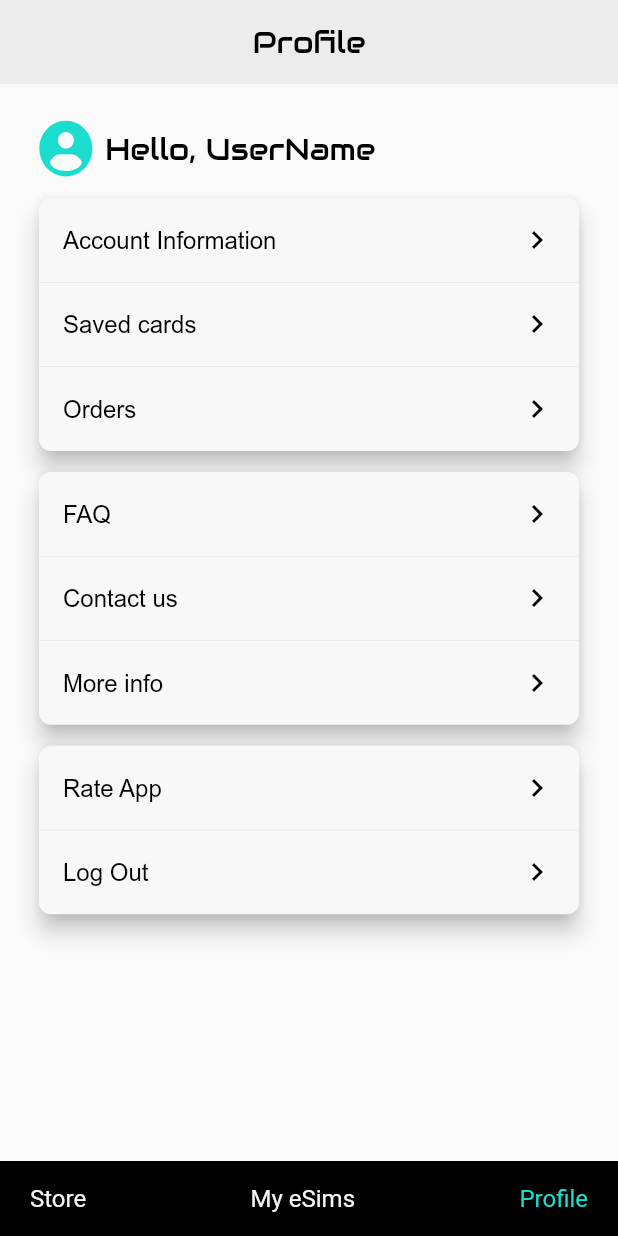
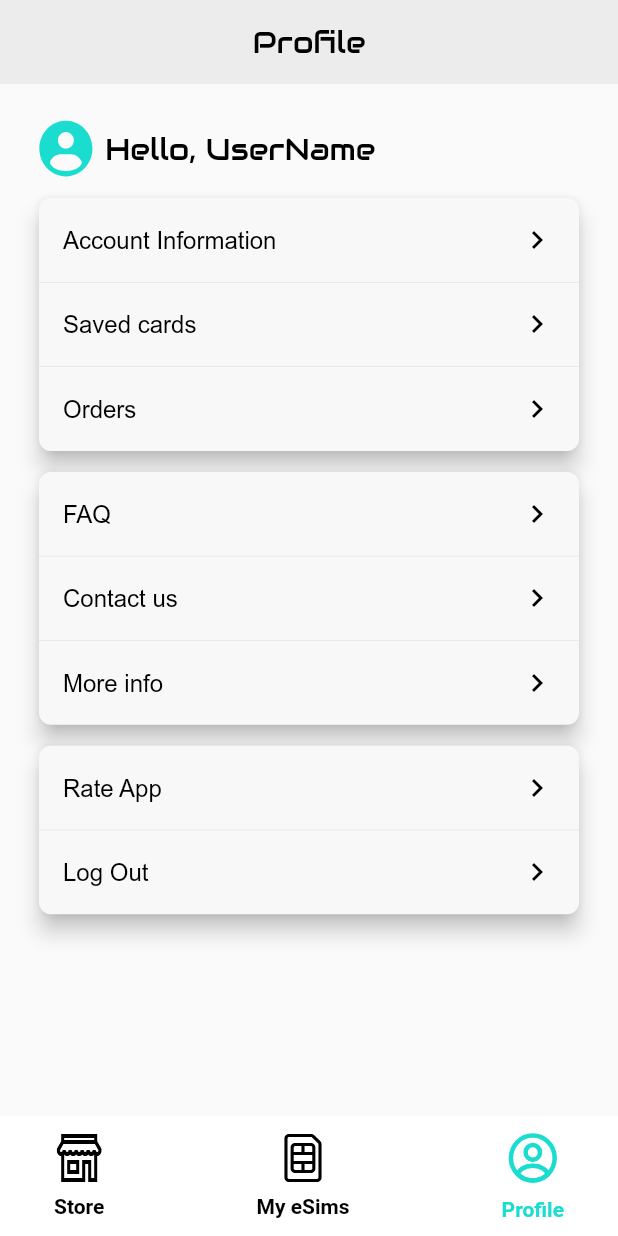
Before and after one commit to ParthAspire/SIM_EZ, a Flutter app: the BottomNavScreen screen opened by its route, item 3 of the bottom bar chosen, on a phone screen of 412 x 824 dp. Run offline on Flutter 3.47's test engine with Material 2 defaults, Android fonts, the phone set to English and light mode, and no system bars; our stand-ins replace carousel_slider, flutter_secure_storage, flutter_svg, get, logger; accounts and stored records are empty.

Commit message:
- account information screen UI - done - change email screen UI - done - change password screen UI - done

```diff
--- a/lib/app/common/app_constants.dart
+++ b/lib/app/common/app_constants.dart
@@ -7,9 +7,13 @@ const String kLogin = 'Login';
 const String kSignup = 'Signup';
 const String kEmailId  = 'Email Id';
 const String kPassword  = 'Password';
+const String kNewPassword  = 'New Password';
+const String kRetypePassword  = 'Retype Password';
 const String kCurrentPassword  = 'Current Password';
 const String kConfirmPassword  = 'Confirm Password';
 const String kForgotPassword  = 'Forgot Password';
+const String kChangePassword  = 'Change Password';
+const String kChangeEmail  = 'Change Email';
 const String kFirstName  = 'First Name';
 const String kLastName  = 'Last Name';
 const String kDeleteAccount  = 'Delete Account';
--- a/lib/app/common/color_constants.dart
+++ b/lib/app/common/color_constants.dart
@@ -1,7 +1,7 @@
 import 'package:flutter/material.dart';
 
 const kColorPrimary = Color(0xFF11111F);
-const kColorWhite = Color(0xFFF5F5F5);
+const kColorWhite = Color(0xFFFFFFFF);
 const kColorBlack = Color(0xFF000000);
 const kColorRed = Color(0xFFFF0000);
 const kColor1ADDD0 = Color(0xFF1ADDD0);
--- a/lib/app/common/image_constants.dart
+++ b/lib/app/common/image_constants.dart
@@ -28,3 +28,6 @@ const kIconCarrier = '$_iconPath/carrier_icon.svg';
 const kIconWarning = '$_iconPath/warning_icon.svg';
 const kIconDefaultUser = '$_iconPath/default_user_icon.svg';
 const kIconActivity = '$_iconPath/activity_icon.svg';
+const kIconStore = '$_iconPath/store_icon.svg';
+const kIconBottomBarSim = '$_iconPath/bottom_bar_sim_icon.svg';
+const kIconBottomBarProfile = '$_iconPath/bottom_bar_profile_icon.svg';
--- a/lib/app/common/rounting_constants.dart
+++ b/lib/app/common/rounting_constants.dart
@@ -7,3 +7,5 @@ const kRouteSimInfoScreen = '/SimInfoScreen';
 const kRouteDeviceCompatibilityScreen = '/DeviceCompatibilityScreen';
 const kRouteAdditionalInfoScreen = '/AdditionalInfoScreen';
 const kRouteAccountInfoBaseScreen = '/AccountInfoBaseScreen';
+const kRouteChangePasswordScreen = '/ChangePasswordScreen';
+const kRouteChangeEmailScreen = '/ChangeEmailScreen';
--- a/lib/app/screens/dashboard_screen/bottom_nav/view/bottom_nav_screen.dart
+++ b/lib/app/screens/dashboard_screen/bottom_nav/view/bottom_nav_screen.dart
@@ -1,7 +1,9 @@
 import 'package:flutter/material.dart';
+import 'package:flutter_svg/flutter_svg.dart';
 import 'package:get/get.dart';
 import 'package:sim_ez/app/common/app_constants.dart';
 import 'package:sim_ez/app/common/color_constants.dart';
+import 'package:sim_ez/app/common/image_constants.dart';
 import 'package:sim_ez/app/screens/dashboard_screen/bottom_nav/controller/bottom_nav_controller.dart';
 import 'package:sim_ez/app/screens/dashboard_screen/my_esims/base/view/my_esims_base_screen.dart';
 import 'package:sim_ez/app/screens/dashboard_screen/profile/base/view/profile_base_screen.dart';
@@ -37,43 +39,86 @@ class BottomNavScreen extends GetView<BottomNavController> {
   Widget _navigationButtons() {
     return Obx(() {
       return Container(
-        color: kColorBlack,
-        padding: EdgeInsets.symmetric(horizontal: 20),
-        height: 50,
+        color: kColorWhite,
+        padding: EdgeInsets.symmetric(horizontal: 36),
+        alignment: Alignment.center,
+        height: 80,
         child: Row(
           mainAxisAlignment: MainAxisAlignment.spaceBetween,
           children: <Widget>[
             InkWell(
-              child: Text(
+              child: Column(
+                mainAxisAlignment: MainAxisAlignment.center,
+                children: [
+                  SvgPicture.asset(
+                    kIconStore,
+                    color: controller.index.value == 0
+                        ? kColor1ADDD0
+                        : kColorBlack,
+                  ),
+                  SizedBox(height: 8),
+                  Text(
                     kStore,
                     style: TextStyle(
-                    fontSize: 16.0,
-                    color:
-                    controller.index.value == 0 ? kColor1ADDD0 : kColorWhite),
+                        fontSize: 14.0,
+                        fontWeight: FontWeight.w700,
+                        color: controller.index.value == 0
+                            ? kColor1ADDD0
+                            : kColorBlack),
+                  ),
+                ],
               ),
               onTap: () {
                 controller.index.value = 0;
               },
             ),
             InkWell(
-              child: Text(
+              child: Column(
+                mainAxisAlignment: MainAxisAlignment.center,
+                children: [
+                  SvgPicture.asset(
+                    kIconBottomBarSim,
+                    color: controller.index.value == 1
+                        ? kColor1ADDD0
+                        : kColorBlack,
+                  ),
+                  SizedBox(height: 8),
+                  Text(
                     kMyeSim,
                     style: TextStyle(
-                    fontSize: 16.0,
-                    color:
-                    controller.index.value == 1 ? kColor1ADDD0 : kColorWhite),
+                        fontSize: 14.0,
+                        fontWeight: FontWeight.w700,
+                        color: controller.index.value == 1
+                            ? kColor1ADDD0
+                            : kColorBlack),
+                  ),
+                ],
               ),
               onTap: () {
                 controller.index.value = 1;
               },
             ),
             InkWell(
-              child: Text(
+              child: Column(
+                mainAxisAlignment: MainAxisAlignment.center,
+                children: [
+                  SvgPicture.asset(
+                    kIconBottomBarProfile,
+                    color: controller.index.value == 2
+                        ? kColor1ADDD0
+                        : kColorBlack,
+                  ),
+                  SizedBox(height: 8),
+                  Text(
                     kProfile,
                     style: TextStyle(
-                    fontSize: 16.0,
-                    color:
-                    controller.index.value == 2 ? kColor1ADDD0 : kColorWhite),
+                        fontSize: 14.0,
+                        fontWeight: FontWeight.w700,
+                        color: controller.index.value == 2
+                            ? kColor1ADDD0
+                            : kColorBlack),
+                  ),
+                ],
               ),
               onTap: () {
                 controller.index.value = 2;
--- a/lib/app/screens/dashboard_screen/profile/account_info/base/controller/account_info_base_controller.dart
+++ b/lib/app/screens/dashboard_screen/profile/account_info/base/controller/account_info_base_controller.dart
@@ -1,5 +1,6 @@
 import 'package:flutter/material.dart';
 import 'package:get/get.dart';
+import 'package:sim_ez/app/common/rounting_constants.dart';
 
 class AccountInfoBaseController extends GetxController {
   TextEditingController firstNameController = TextEditingController();
@@ -7,5 +8,13 @@ class AccountInfoBaseController extends GetxController {
   TextEditingController emailIdController = TextEditingController();
   TextEditingController currentPasswordController = TextEditingController();
 
-  RxBool isReceiveEmail = false.obs;
+  RxBool isReceiveEmail = true.obs;
+
+  void navigateToChangePasswordScreen() {
+    Get.toNamed(kRouteChangePasswordScreen);
+  }
+
+  void navigateToChangeEmailScreen() {
+    Get.toNamed(kRouteChangeEmailScreen);
+  }
 }
--- /dev/null
+++ b/lib/app/screens/dashboard_screen/profile/account_info/change_email/controller/change_email_controller.dart
@@ -0,0 +1,10 @@
+import 'package:flutter/material.dart';
+import 'package:get/get.dart';
+
+class ChangeEmailController extends GetxController {
+  TextEditingController emailIdController = TextEditingController();
+  TextEditingController newEmailIdController = TextEditingController();
+  TextEditingController currentPasswordController = TextEditingController();
+
+  RxBool isShowPassword = false.obs;
+}
--- /dev/null
+++ b/lib/app/screens/dashboard_screen/profile/account_info/change_password/controller/change_password_controller.dart
@@ -0,0 +1,12 @@
+import 'package:flutter/material.dart';
+import 'package:get/get.dart';
+
+class ChangePasswordController extends GetxController {
+  TextEditingController currentPasswordController = TextEditingController();
+  TextEditingController newPasswordController = TextEditingController();
+  TextEditingController retypePasswordController = TextEditingController();
+
+  RxBool isShowPassword = false.obs;
+  RxBool isShowNewPassword = false.obs;
+  RxBool isShowConfirmPassword = false.obs;
+}
```
Also changed, not shown: lib/app/common/controller_binding.dart (+10 -0 lines), lib/app/screens/dashboard_screen/profile/account_info/base/view/account_info_base_screen.dart (+32 -10 lines), lib/app/screens/dashboard_screen/profile/account_info/change_email/view/change_email_screen.dart (added, +98 -0 lines), lib/app/screens/dashboard_screen/profile/account_info/change_password/view/change_password_screen.dart (added, +127 -0 lines), lib/main.dart (+10 -0 lines), lib/assets/icons/bottom_bar_profile_icon.svg (added), lib/assets/icons/bottom_bar_sim_icon.svg (added), lib/assets/icons/store_icon.svg (added). Lines whose indentation alone changed are shown as unchanged.
